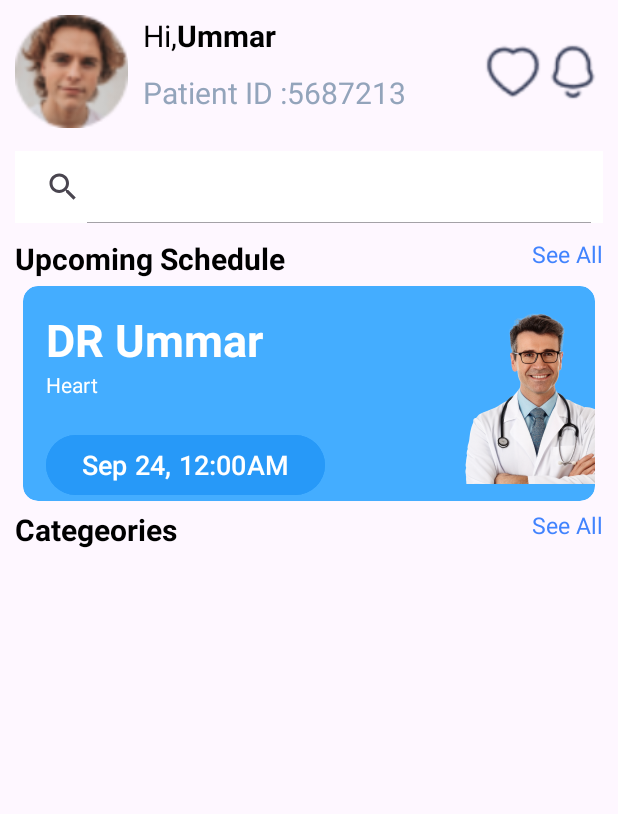
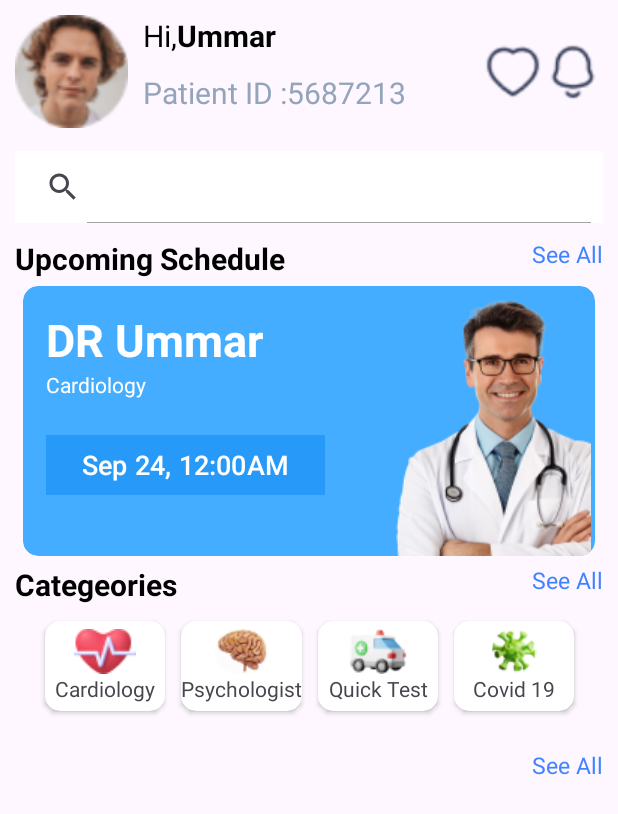
Before and after one commit to tajamularafath/Hello_DR_Kotlin_Android, an Android app: the HomeFragment screen opened through its navigation route, on a phone screen of 412 x 824 dp. Shown: the top 814 px of the screen. Run offline under Robolectric (Android 15) with nearby library versions, the phone set to English and light mode, and no system bars; our stand-ins replace sdp/ssp sizes.

Commit message:
Added Categeory Recycler View  in Home Fragment in Root Module

```diff
--- /dev/null
+++ b/root/src/main/java/Adapter/HomeCategeoryAdapter.kt
@@ -0,0 +1,39 @@
+package Adapter
+
+import android.view.LayoutInflater
+import android.view.ViewGroup
+import androidx.recyclerview.widget.RecyclerView
+import coil.load
+import com.example.root.R
+import com.example.root.databinding.CategeoryCardViewBinding
+import model.CatgeoryModel
+
+class HomeCategeoryAdapter(private val cList: List<CatgeoryModel>): RecyclerView.Adapter<HomeCategeoryAdapter.ViewHolder>() {
+
+    override fun onCreateViewHolder(parent: ViewGroup, viewType: Int): ViewHolder {
+        val binding= CategeoryCardViewBinding
+        .inflate(LayoutInflater.from(parent.context), parent, false)
+        return ViewHolder(binding)
+    }
+
+    override fun getItemCount(): Int {
+        return cList.size
+    }
+
+    override fun onBindViewHolder(holder: ViewHolder, position: Int) {
+
+        val itemViewModel = cList[position]
+        holder.binding.apply {
+            ivCateimg.load(itemViewModel.ctImage){
+                placeholder(R.drawable.home)
+                error(R.drawable.calendar)
+            }
+            tvCate.setText(itemViewModel.ctText)
+        }
+
+    }
+
+    class ViewHolder(val binding: CategeoryCardViewBinding): RecyclerView.ViewHolder(binding.root) {
+
+    }
+}
--- a/root/src/main/java/Fragement/HomeFragment.kt
+++ b/root/src/main/java/Fragement/HomeFragment.kt
@@ -1,6 +1,7 @@
 package Fragement
 
 import Adapter.HomeCardViewAdapter
+import Adapter.HomeCategeoryAdapter
 import android.os.Bundle
 import androidx.fragment.app.Fragment
 import android.view.LayoutInflater
@@ -11,6 +12,7 @@ import com.example.root.R
 import com.example.root.databinding.FragmentBottomSheetBinding
 import com.example.root.databinding.FragmentHomeBinding
 import model.CardView
+import model.CatgeoryModel
 
 class HomeFragment : Fragment() {
 
@@ -32,16 +34,30 @@ class HomeFragment : Fragment() {
 
     override fun onViewCreated(view: View, savedInstanceState: Bundle?) {
         super.onViewCreated(view, savedInstanceState)
+
+//        For Dr Avalibilty
         val recyclerView = binding.recyclerView
 
         val data = ArrayList<CardView>()
 
         for(i in 1..5){
-            data.add(CardView(R.drawable.doctor, "DR Ummar", "Heart", "Sep 24, 12:00AM"))
+            data.add(CardView(R.drawable.doctor, "DR Ummar", "Cardiology", "Sep 24, 12:00AM"))
         }
         val adapter = HomeCardViewAdapter(data)
         recyclerView.adapter = adapter
         adapter.notifyDataSetChanged()
+
+//        For Category
+        val cateRecyclerView = binding.rvCategeory
+        val cdata = ArrayList<CatgeoryModel>()
+        cdata.add(CatgeoryModel(R.drawable.cardiology, "Cardiology"))
+        cdata.add(CatgeoryModel(R.drawable.psychologist, "Psychologist"))
+        cdata.add(CatgeoryModel(R.drawable.quicktest, "Quick Test"))
+        cdata.add(CatgeoryModel(R.drawable.covid, "Covid 19"))
+
+        val cadapter = HomeCategeoryAdapter(cdata)
+        cateRecyclerView.adapter = cadapter
+        cadapter.notifyDataSetChanged()
     }
 
 
--- /dev/null
+++ b/root/src/main/java/model/CatgeoryModel.kt
@@ -0,0 +1,7 @@
+package model
+
+data class CatgeoryModel(
+
+    val ctImage: Int,
+    val ctText: String
+)
--- a/root/src/main/res/layout/card_view_design.xml
+++ b/root/src/main/res/layout/card_view_design.xml
@@ -44,13 +44,14 @@
             android:textSize="18sp"
             android:backgroundTint="#2799F8"
             android:layout_marginTop="20sp"
+            app:shapeAppearance="@null"
             app:layout_constraintStart_toStartOf="@id/tv_specialist"
             app:layout_constraintTop_toBottomOf="@id/tv_specialist" />
 
         <ImageView
             android:id="@+id/iv_drImg"
-            android:layout_width="wrap_content"
-            android:layout_height="wrap_content"
+            android:layout_width="150dp"
+            android:layout_height="180dp"
             android:src="@drawable/doctor"
             app:layout_constraintBottom_toBottomOf="parent"
             app:layout_constraintEnd_toEndOf="parent"
--- /dev/null
+++ b/root/src/main/res/layout/categeory_card_view.xml
@@ -0,0 +1,38 @@
+<?xml version="1.0" encoding="utf-8"?>
+<androidx.cardview.widget.CardView xmlns:android="http://schemas.android.com/apk/res/android"
+    xmlns:app="http://schemas.android.com/apk/res-auto"
+    android:layout_width="wrap_content"
+    android:layout_height="wrap_content"
+    android:layout_margin="5dp"
+    android:backgroundTint="@color/white"
+    app:cardCornerRadius="10dp">
+
+    <androidx.constraintlayout.widget.ConstraintLayout
+        android:layout_width="wrap_content"
+        android:layout_height="wrap_content">
+
+        <ImageView
+            android:id="@+id/iv_cateimg"
+            android:layout_width="80dp"
+            android:layout_height="30dp"
+            android:src="@drawable/cardiology"
+            android:layout_marginTop="5dp"
+            app:layout_constraintTop_toTopOf="parent"
+            app:layout_constraintStart_toStartOf="parent"
+            app:layout_constraintEnd_toEndOf="parent"
+            />
+
+        <TextView
+            android:id="@+id/tv_cate"
+            android:layout_width="wrap_content"
+            android:layout_height="wrap_content"
+            android:text="Cardiology"
+            android:layout_marginBottom="5dp"
+            app:layout_constraintTop_toBottomOf="@id/iv_cateimg"
+            app:layout_constraintBottom_toBottomOf="parent"
+            app:layout_constraintStart_toStartOf="parent"
+            app:layout_constraintEnd_toEndOf="parent"
+            />
+
+    </androidx.constraintlayout.widget.ConstraintLayout>
+</androidx.cardview.widget.CardView>
--- a/root/src/main/res/layout/fragment_home.xml
+++ b/root/src/main/res/layout/fragment_home.xml
@@ -174,4 +174,29 @@
         app:layout_constraintEnd_toEndOf="@id/gl_End"
         app:layout_constraintTop_toTopOf="@+id/tv_categeory"/>
 
+    <androidx.recyclerview.widget.RecyclerView
+        android:id="@+id/rv_categeory"
+        android:layout_width="wrap_content"
+        android:layout_height="wrap_content"
+        tools:itemCount="4"
+        app:layoutManager="androidx.recyclerview.widget.LinearLayoutManager"
+        android:orientation="horizontal"
+        android:layout_marginTop="5dp"
+        app:layout_constraintTop_toBottomOf="@id/tv_categeory"
+        app:layout_constraintStart_toStartOf="@id/gl_Start"
+        app:layout_constraintEnd_toEndOf="@id/gl_End"
+        tools:listitem="@layout/categeory_card_view"
+        />
+
+    <TextView
+        android:id="@+id/tv_drseeAll"
+        android:layout_width="wrap_content"
+        android:layout_height="wrap_content"
+        android:text="See All"
+        android:layout_marginTop="20dp"
+        android:textColor="@color/blue"
+        android:textSize="15sp"
+        app:layout_constraintEnd_toEndOf="@id/gl_End"
+        app:layout_constraintTop_toBottomOf="@+id/rv_categeory"/>
+
 </androidx.constraintlayout.widget.ConstraintLayout>
```
Also changed, not shown: root/src/main/res/drawable/cardiology.png (added), root/src/main/res/drawable/covid.png (added), root/src/main/res/drawable/psychologist.png (added), root/src/main/res/drawable/quicktest.png (added).
